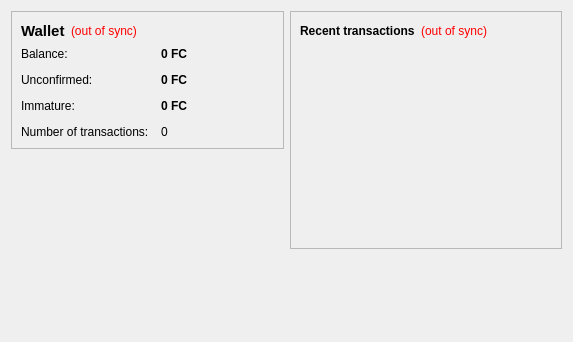
Above: src/qt/forms/overviewpage.ui from warwickchapman/FeatherCoin before the change. Below: the same form after it.
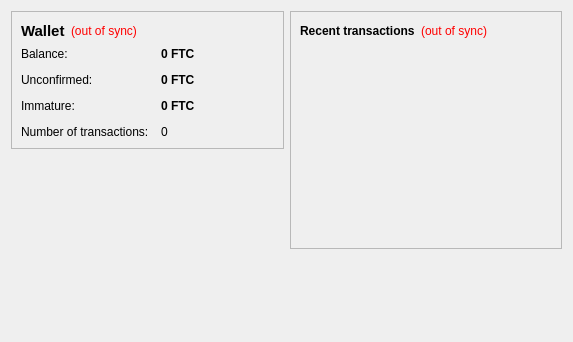
That is the form after the change.

Patch:
```diff
--- a/src/qt/forms/overviewpage.ui
+++ b/src/qt/forms/overviewpage.ui
@@ -105,7 +105,7 @@
              <string>Your current balance</string>
             </property>
             <property name="text">
-             <string notr="true">0 FC</string>
+             <string notr="true">0 FTC</string>
             </property>
             <property name="textInteractionFlags">
              <set>Qt::LinksAccessibleByMouse|Qt::TextSelectableByKeyboard|Qt::TextSelectableByMouse</set>
@@ -134,7 +134,7 @@
              <string>Total of transactions that have yet to be confirmed, and do not yet count toward the current balance</string>
             </property>
             <property name="text">
-             <string notr="true">0 FC</string>
+             <string notr="true">0 FTC</string>
             </property>
             <property name="textInteractionFlags">
              <set>Qt::LinksAccessibleByMouse|Qt::TextSelectableByKeyboard|Qt::TextSelectableByMouse</set>
@@ -177,7 +177,7 @@
              <string>Mined balance that has not yet matured</string>
             </property>
             <property name="text">
-             <string notr="true">0 FC</string>
+             <string notr="true">0 FTC</string>
             </property>
             <property name="textInteractionFlags">
              <set>Qt::LinksAccessibleByMouse|Qt::TextSelectableByKeyboard|Qt::TextSelectableByMouse</set>
```
